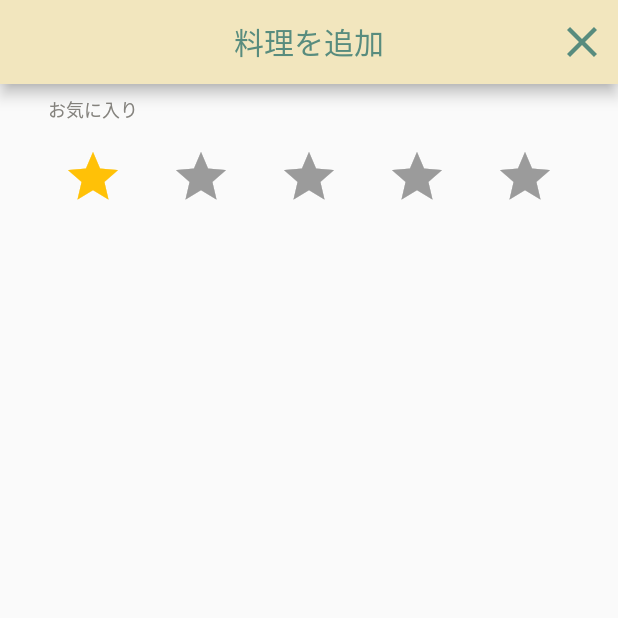
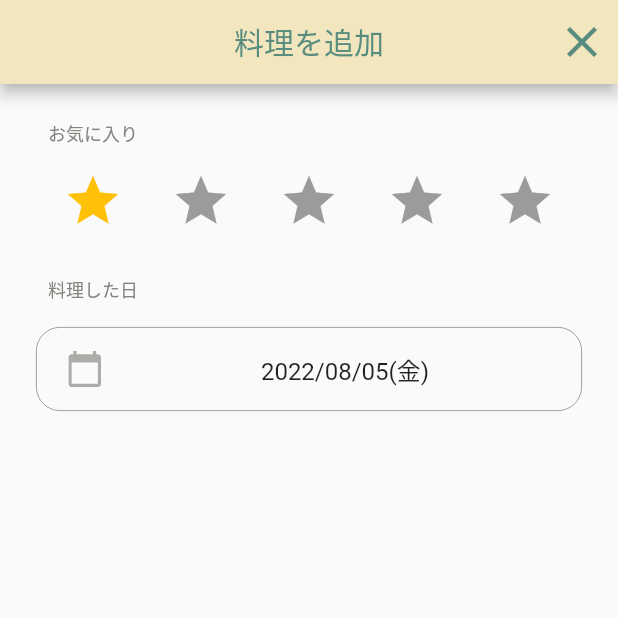
Before and after one commit to baekx/becos_kitchen, a Flutter app: the AddMenuSecondPage screen opened directly, on a phone screen of 412 x 824 dp, the top half of it. Run offline on Flutter 3.47's test engine with Material 2 defaults, Android fonts, the phone set to English and light mode, and no system bars; drawn by our look-alikes of flutter_rating_bar; our stand-ins replace cloud_firestore, firebase_core, firebase_storage, flutter_riverpod, flutter_svg, freezed_annotation and 1 more; accounts and stored records are empty.

Commit message:
menu_date_picker作成

```diff
--- a/lib/screen/add_menu/add_menu_second_page.dart
+++ b/lib/screen/add_menu/add_menu_second_page.dart
@@ -1,5 +1,6 @@
 import 'package:becos_kitchen/common/material_color.dart';
 import 'package:becos_kitchen/screen/add_menu/label.dart';
+import 'package:becos_kitchen/screen/add_menu/menu_date_picker.dart';
 import 'package:becos_kitchen/screen/add_menu/menu_rate.dart';
 import 'package:becos_kitchen/screen/common/column_padding.dart';
 import 'package:flutter/material.dart';
@@ -36,10 +37,13 @@ class AddMenuSecondPage extends ConsumerWidget {
           mainAxisSize: MainAxisSize.max,
           children: [
             // 星
-            const ColumnPadding(height: 8.0),
+            const ColumnPadding(height: 24.0),
             const Label(text: "お気に入り"),
             const MenuRate(),
             // 料理した日
+            const ColumnPadding(height: 30.0),
+            const Label(text: "料理した日"),
+            MenuDatePicker()
           ],
         ),
       ),
--- /dev/null
+++ b/lib/screen/add_menu/menu_date_picker.dart
@@ -0,0 +1,40 @@
+import 'package:becos_kitchen/common/material_color.dart';
+import 'package:flutter/material.dart';
+import 'package:flutter_riverpod/flutter_riverpod.dart';
+import 'package:flutter_svg/flutter_svg.dart';
+
+class MenuDatePicker extends ConsumerWidget {
+  const MenuDatePicker({Key? key}) : super(key: key);
+
+  @override
+  Widget build(BuildContext context, WidgetRef ref) {
+    return Container(
+      decoration: BoxDecoration(
+          border: Border.all(color: Color(textColor), width: 0.5),
+          borderRadius: BorderRadius.circular(16)),
+      height: 56,
+      width: double.infinity,
+      child: Padding(
+        padding: const EdgeInsets.symmetric(horizontal: 8.0),
+        child: Row(
+          children: [
+            IconButton(
+              icon: SvgPicture.asset(
+                'assets/icons/calendar.svg',
+                width: 24,
+                height: 24,
+              ),
+              onPressed: () {
+                Navigator.of(context).pop();
+              },
+            ),
+            Expanded(
+              child: Center(
+                  child: Text('2022/08/05(金)', style: TextStyle(fontSize: 16))),
+            )
+          ],
+        ),
+      ),
+    );
+  }
+}
--- a/lib/screen/add_menu/menu_title.dart
+++ b/lib/screen/add_menu/menu_title.dart
@@ -15,12 +15,12 @@ class MenuTitle extends ConsumerWidget {
           focusedBorder: OutlineInputBorder(
               borderRadius: BorderRadius.circular(16),
               borderSide:
-                  const BorderSide(color: Color(textColor), width: 2.0)),
+                  const BorderSide(color: Color(textColor), width: 0.5)),
           labelStyle: TextStyle(fontSize: 12, color: Color(textColor)),
           floatingLabelStyle: const TextStyle(fontSize: 14),
           enabledBorder: OutlineInputBorder(
               borderRadius: BorderRadius.circular(16),
-              borderSide: BorderSide(color: Color(textColor), width: 1.0))),
+              borderSide: BorderSide(color: Color(textColor), width: 0.5))),
       onChanged: (text) {
         ref.watch(addMenuPageProvider.notifier).setTitle(text);
       },
--- a/pubspec.yaml
+++ b/pubspec.yaml
@@ -28,6 +28,8 @@ environment:
 # versions available, run `flutter pub outdated`.
 dependencies:
   flutter:
+    sdk: flutter
+  flutter_localizations:
     sdk: flutter
 
 
```
Also changed, not shown: assets/icons/calendar.svg (added), pubspec.lock.
